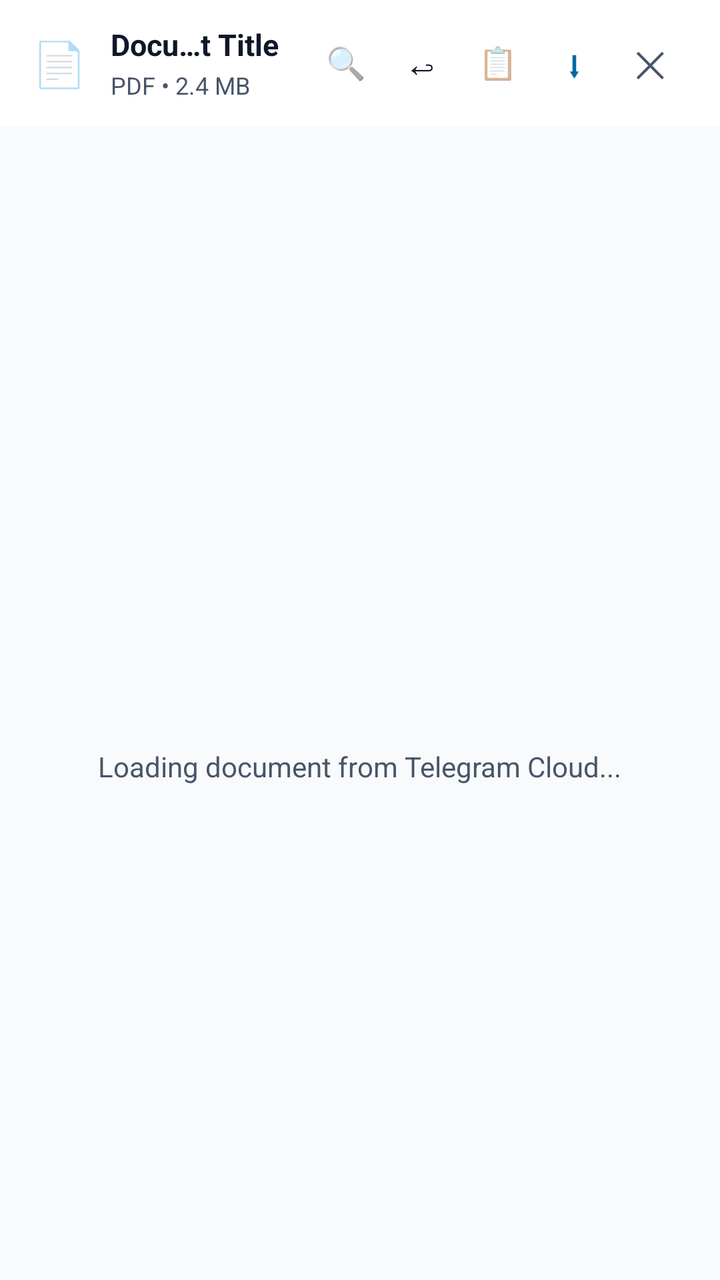
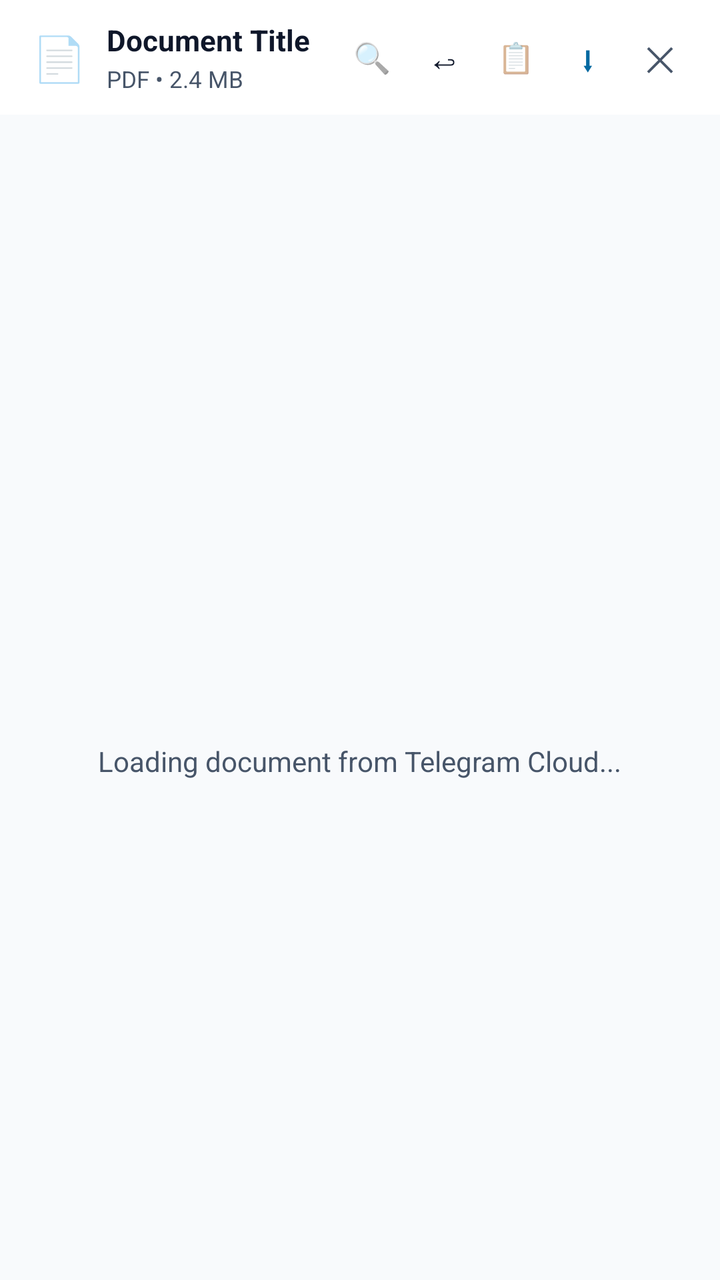

Two renders of the same Android screen: before a commit and after it. Below are the layout's source before the change and the commit's diff.
<!-- AndroidManifest.xml: application theme Theme.CloudVault -->
<!-- res/layout/dialog_document_viewer.xml -->
<?xml version="1.0" encoding="utf-8"?>
<LinearLayout xmlns:android="http://schemas.android.com/apk/res/android"
    xmlns:app="http://schemas.android.com/apk/res-auto"
    android:layout_width="match_parent"
    android:layout_height="match_parent"
    android:orientation="vertical"
    android:background="@color/bg_dark">

    
    <LinearLayout
        android:layout_width="match_parent"
        android:layout_height="wrap_content"
        android:orientation="horizontal"
        android:gravity="center_vertical"
        android:paddingStart="16dp"
        android:paddingEnd="16dp"
        android:paddingTop="12dp"
        android:paddingBottom="12dp"
        android:background="@color/bg_surface">

        <TextView
            android:id="@+id/tvDocIcon"
            android:layout_width="wrap_content"
            android:layout_height="wrap_content"
            android:text="📄"
            android:textSize="22sp" />

        <LinearLayout
            android:layout_width="0dp"
            android:layout_height="wrap_content"
            android:layout_weight="1"
            android:layout_marginStart="12dp"
            android:layout_marginEnd="8dp"
            android:orientation="vertical">

            <TextView
                android:id="@+id/tvDocTitle"
                android:layout_width="match_parent"
                android:layout_height="wrap_content"
                android:text="Document Title"
                android:textColor="@color/text_primary"
                android:textSize="15sp"
                android:textStyle="bold"
                android:maxLines="1"
                android:ellipsize="middle" />

            <TextView
                android:id="@+id/tvDocSubtitle"
                android:layout_width="match_parent"
                android:layout_height="wrap_content"
                android:layout_marginTop="2dp"
                android:text="PDF • 2.4 MB"
                android:textColor="@color/text_secondary"
                android:textSize="12sp" />
        </LinearLayout>

        
        <TextView
            android:id="@+id/btnDocSearch"
            android:layout_width="38dp"
            android:layout_height="38dp"
            android:gravity="center"
            android:text="🔍"
            android:textSize="16sp"
            android:background="?attr/selectableItemBackgroundBorderless" />

        
        <TextView
            android:id="@+id/btnDocWrap"
            android:layout_width="38dp"
            android:layout_height="38dp"
            android:gravity="center"
            android:text="↩"
            android:textColor="@color/text_primary"
            android:textSize="18sp"
            android:background="?attr/selectableItemBackgroundBorderless" />

        
        <TextView
            android:id="@+id/btnDocCopy"
            android:layout_width="38dp"
            android:layout_height="38dp"
            android:gravity="center"
            android:text="📋"
            android:textSize="16sp"
            android:background="?attr/selectableItemBackgroundBorderless" />

        
        <TextView
            android:id="@+id/btnDocDownload"
            android:layout_width="38dp"
            android:layout_height="38dp"
            android:gravity="center"
            android:text="⬇"
            android:textColor="@color/accent_cyan_bright"
            android:textSize="18sp"
            android:background="?attr/selectableItemBackgroundBorderless" />

        
        <TextView
            android:id="@+id/btnDocClose"
            android:layout_width="38dp"
            android:layout_height="38dp"
            android:gravity="center"
            android:text="✕"
            android:textColor="@color/text_secondary"
            android:textSize="18sp"
            android:background="?attr/selectableItemBackgroundBorderless" />
    </LinearLayout>

    
    <LinearLayout
        android:id="@+id/layoutDocSearchBar"
        android:layout_width="match_parent"
        android:layout_height="wrap_content"
        android:orientation="horizontal"
        android:gravity="center_vertical"
        android:paddingStart="16dp"
        android:paddingEnd="16dp"
        android:paddingTop="8dp"
        android:paddingBottom="8dp"
        android:background="@color/bg_surface_elevated"
        android:visibility="gone">

        <EditText
            android:id="@+id/etDocSearchInput"
            android:layout_width="0dp"
            android:layout_height="36dp"
            android:layout_weight="1"
            android:background="@drawable/bg_search"
            android:hint="Search in document..."
            android:textColorHint="@color/text_muted"
            android:textColor="@color/text_primary"
            android:textSize="13sp"
            android:paddingStart="12dp"
            android:paddingEnd="12dp"
            android:singleLine="true"
            android:imeOptions="actionSearch" />

        <TextView
            android:id="@+id/tvDocSearchCount"
            android:layout_width="wrap_content"
            android:layout_height="wrap_content"
            android:layout_marginStart="8dp"
            android:text="0/0"
            android:textColor="@color/text_secondary"
            android:textSize="12sp" />

        <TextView
            android:id="@+id/btnDocSearchPrev"
            android:layout_width="32dp"
            android:layout_height="32dp"
            android:layout_marginStart="4dp"
            android:gravity="center"
            android:text="▲"
            android:textColor="@color/text_primary"
            android:textSize="12sp"
            android:background="?attr/selectableItemBackgroundBorderless" />

        <TextView
            android:id="@+id/btnDocSearchNext"
            android:layout_width="32dp"
            android:layout_height="32dp"
            android:gravity="center"
            android:text="▼"
            android:textColor="@color/text_primary"
            android:textSize="12sp"
            android:background="?attr/selectableItemBackgroundBorderless" />

        <TextView
            android:id="@+id/btnDocSearchClose"
            android:layout_width="32dp"
            android:layout_height="32dp"
            android:gravity="center"
            android:text="✕"
            android:textColor="@color/text_secondary"
            android:textSize="14sp"
            android:background="?attr/selectableItemBackgroundBorderless" />
    </LinearLayout>

    
    <FrameLayout
        android:layout_width="match_parent"
        android:layout_height="0dp"
        android:layout_weight="1">

        
        <FrameLayout
            android:id="@+id/layoutPdfContainer"
            android:layout_width="match_parent"
            android:layout_height="match_parent"
            android:visibility="gone">

            <ScrollView
                android:layout_width="match_parent"
                android:layout_height="match_parent"
                android:fillViewport="true">

                <HorizontalScrollView
                    android:layout_width="match_parent"
                    android:layout_height="wrap_content">

                    <ImageView
                        android:id="@+id/ivPdfPage"
                        android:layout_width="wrap_content"
                        android:layout_height="wrap_content"
                        android:layout_gravity="center"
                        android:adjustViewBounds="true"
                        android:scaleType="fitCenter" />
                </HorizontalScrollView>
            </ScrollView>

            
            <com.google.android.material.card.MaterialCardView
                android:id="@+id/cardPdfNavigation"
                android:layout_width="wrap_content"
                android:layout_height="wrap_content"
                android:layout_gravity="bottom|center_horizontal"
                android:layout_marginBottom="20dp"
                app:cardCornerRadius="20dp"
                app:cardElevation="8dp"
                app:cardBackgroundColor="@color/bg_surface"
                app:strokeColor="@color/card_border"
                app:strokeWidth="1dp">

                <LinearLayout
                    android:layout_width="wrap_content"
                    android:layout_height="wrap_content"
                    android:orientation="horizontal"
                    android:gravity="center_vertical"
                    android:paddingStart="8dp"
                    android:paddingEnd="8dp"
                    android:paddingTop="4dp"
                    android:paddingBottom="4dp">

                    <TextView
                        android:id="@+id/btnPdfPrevPage"
                        android:layout_width="36dp"
                        android:layout_height="36dp"
                        android:gravity="center"
                        android:text="◀"
                        android:textColor="@color/accent_cyan_bright"
                        android:textSize="14sp"
                        android:background="?attr/selectableItemBackgroundBorderless" />

                    <TextView
                        android:id="@+id/tvPdfPageIndicator"
                        android:layout_width="wrap_content"
                        android:layout_height="wrap_content"
                        android:layout_marginStart="8dp"
                        android:layout_marginEnd="8dp"
                        android:text="Page 1 / 1"
                        android:textColor="@color/text_primary"
                        android:textSize="13sp"
                        android:textStyle="bold" />

                    <TextView
                        android:id="@+id/btnPdfNextPage"
                        android:layout_width="36dp"
                        android:layout_height="36dp"
                        android:gravity="center"
                        android:text="▶"
                        android:textColor="@color/accent_cyan_bright"
                        android:textSize="14sp"
                        android:background="?attr/selectableItemBackgroundBorderless" />
                </LinearLayout>
            </com.google.android.material.card.MaterialCardView>
        </FrameLayout>

        
        <ScrollView
            android:id="@+id/layoutCodeContainer"
            android:layout_width="match_parent"
            android:layout_height="match_parent"
            android:fillViewport="true"
            android:visibility="gone">

            <HorizontalScrollView
                android:id="@+id/hsvCode"
                android:layout_width="match_parent"
                android:layout_height="wrap_content">

                <LinearLayout
                    android:layout_width="wrap_content"
                    android:layout_height="wrap_content"
                    android:orientation="horizontal"
                    android:padding="12dp">

                    
                    <TextView
                        android:id="@+id/tvLineNumbers"
                        android:layout_width="wrap_content"
                        android:layout_height="wrap_content"
                        android:layout_marginEnd="12dp"
                        android:fontFamily="monospace"
                        android:gravity="end"
                        android:text="1\n2\n3"
                        android:textColor="@color/text_muted"
                        android:textSize="12sp"
                        android:lineSpacingExtra="4dp" />

                    
                    <TextView
                        android:id="@+id/tvCodeContent"
                        android:layout_width="wrap_content"
                        android:layout_height="wrap_content"
                        android:fontFamily="monospace"
                        android:text=""
                        android:textColor="@color/text_primary"
                        android:textSize="12sp"
                        android:lineSpacingExtra="4dp"
                        android:textIsSelectable="true" />
                </LinearLayout>
            </HorizontalScrollView>
        </ScrollView>

        
        <WebView
            android:id="@+id/wvDocWeb"
            android:layout_width="match_parent"
            android:layout_height="match_parent"
            android:visibility="gone" />

        
        <LinearLayout
            android:id="@+id/layoutDocLoading"
            android:layout_width="match_parent"
            android:layout_height="match_parent"
            android:orientation="vertical"
            android:gravity="center"
            android:padding="32dp">

            <ProgressBar
                android:id="@+id/pbDocLoading"
                android:layout_width="48dp"
                android:layout_height="48dp"
                android:indeterminateTint="@color/accent_cyan" />

            <TextView
                android:id="@+id/tvDocLoadingText"
                android:layout_width="wrap_content"
                android:layout_height="wrap_content"
                android:layout_marginTop="16dp"
                android:text="Loading document from Telegram Cloud..."
                android:textColor="@color/text_secondary"
                android:textSize="14sp" />
        </LinearLayout>
    </FrameLayout>

</LinearLayout>
<!-- resources referenced by this layout -->
<resources>
  <color name="accent_cyan">#0284C7</color>
  <color name="accent_cyan_bright">#0369A1</color>
  <color name="bg_dark">#F8FAFC</color>
  <color name="bg_surface">#FFFFFF</color>
  <color name="bg_surface_elevated">#F1F5F9</color>
  <color name="card_border">#E2E8F0</color>
  <color name="text_muted">#94A3B8</color>
  <color name="text_primary">#0F172A</color>
  <color name="text_secondary">#475569</color>
  <!-- drawable bg_search (drawable) -->
  <?xml version="1.0" encoding="utf-8"?>
  <shape xmlns:android="http://schemas.android.com/apk/res/android"
      android:shape="rectangle">
      <solid android:color="@color/bg_surface_elevated" />
      <corners android:radius="12dp" />
      <stroke android:color="@color/card_border" android:width="1dp" />
  </shape>
  <style name="Theme.CloudVault" parent="Theme.MaterialComponents.DayNight.NoActionBar">
          <item name="colorPrimary">@color/accent_cyan</item>
          <item name="colorPrimaryVariant">@color/accent_blue</item>
          <item name="colorOnPrimary">#FFFFFF</item>
          <item name="colorSecondary">@color/accent_cyan_bright</item>
          <item name="colorSecondaryVariant">@color/accent_cyan</item>
          <item name="colorOnSecondary">#000000</item>
          <item name="android:statusBarColor">@color/bg_dark</item>
          <item name="android:navigationBarColor">@color/bg_dark</item>
          <item name="android:windowBackground">@color/bg_dark</item>
          <item name="android:windowLightStatusBar">true</item>
          <item name="android:windowLightNavigationBar">true</item>
          <item name="alertDialogTheme">@style/Theme.CloudVault.Dialog.Alert</item>
          <item name="materialAlertDialogTheme">@style/Theme.CloudVault.Dialog.Alert</item>
      </style>
  <color name="accent_blue">#0284C7</color>
  <style name="Theme.CloudVault.Dialog.Alert" parent="ThemeOverlay.MaterialComponents.MaterialAlertDialog">
          <item name="android:background">@color/card_bg</item>
          <item name="backgroundTint">@color/card_bg</item>
          <item name="shapeAppearance">@style/ShapeAppearance.CloudVault.Dialog</item>
          <item name="colorPrimary">@color/accent_cyan_bright</item>
          <item name="colorSecondary">@color/accent_cyan</item>
          <item name="colorSurface">@color/card_bg</item>
          <item name="colorOnSurface">@color/text_primary</item>
          <item name="android:textColorPrimary">@color/text_primary</item>
          <item name="android:textColorSecondary">@color/text_secondary</item>
          <item name="buttonBarPositiveButtonStyle">@style/Widget.CloudVault.Dialog.Button.Positive</item>
          <item name="buttonBarNegativeButtonStyle">@style/Widget.CloudVault.Dialog.Button.Negative</item>
          <item name="buttonBarNeutralButtonStyle">@style/Widget.CloudVault.Dialog.Button.Neutral</item>
      </style>
  <color name="card_bg">#FFFFFF</color>
  <style name="ShapeAppearance.CloudVault.Dialog" parent="ShapeAppearance.MaterialComponents.LargeComponent">
          <item name="cornerSize">16dp</item>
      </style>
  <style name="Widget.CloudVault.Dialog.Button.Positive" parent="Widget.MaterialComponents.Button.TextButton.Dialog">
          <item name="android:textColor">@color/accent_cyan_bright</item>
          <item name="android:textStyle">bold</item>
      </style>
  <style name="Widget.CloudVault.Dialog.Button.Negative" parent="Widget.MaterialComponents.Button.TextButton.Dialog">
          <item name="android:textColor">@color/text_secondary</item>
      </style>
  <style name="Widget.CloudVault.Dialog.Button.Neutral" parent="Widget.MaterialComponents.Button.TextButton.Dialog">
          <item name="android:textColor">@color/accent_blue_light</item>
      </style>
  <color name="accent_blue_light">#0369A1</color>
</resources>

<!-- the commit's change to res/layout/dialog_document_viewer.xml (unified diff, before → after) -->
@@ -13,9 +13,9 @@
         android:orientation="horizontal"
         android:gravity="center_vertical"
         android:paddingStart="16dp"
-        android:paddingEnd="16dp"
-        android:paddingTop="12dp"
-        android:paddingBottom="12dp"
+        android:paddingEnd="12dp"
+        android:paddingTop="10dp"
+        android:paddingBottom="10dp"
         android:background="@color/bg_surface">
 
         <TextView
@@ -29,8 +29,8 @@
             android:layout_width="0dp"
             android:layout_height="wrap_content"
             android:layout_weight="1"
-            android:layout_marginStart="12dp"
-            android:layout_marginEnd="8dp"
+            android:layout_marginStart="10dp"
+            android:layout_marginEnd="6dp"
             android:orientation="vertical">
 
             <TextView
@@ -39,7 +39,7 @@
                 android:layout_height="wrap_content"
                 android:text="Document Title"
                 android:textColor="@color/text_primary"
-                android:textSize="15sp"
+                android:textSize="14.5sp"
                 android:textStyle="bold"
                 android:maxLines="1"
                 android:ellipsize="middle" />
@@ -51,60 +51,73 @@
                 android:layout_marginTop="2dp"
                 android:text="PDF • 2.4 MB"
                 android:textColor="@color/text_secondary"
-                android:textSize="12sp" />
+                android:textSize="11.5sp" />
         </LinearLayout>
 
         
         <TextView
+            android:id="@+id/btnDocOrientation"
+            android:layout_width="36dp"
+            android:layout_height="36dp"
+            android:gravity="center"
+            android:text="↔"
+            android:textColor="@color/text_primary"
+            android:textSize="18sp"
+            android:textStyle="bold"
+            android:background="?attr/selectableItemBackgroundBorderless"
+            android:visibility="gone" />
+
+        
+        <TextView
             android:id="@+id/btnDocSearch"
-            android:layout_width="38dp"
-            android:layout_height="38dp"
+            android:layout_width="36dp"
+            android:layout_height="36dp"
             android:gravity="center"
             android:text="🔍"
-            android:textSize="16sp"
+            android:textSize="15sp"
             android:background="?attr/selectableItemBackgroundBorderless" />
 
         
         <TextView
             android:id="@+id/btnDocWrap"
-            android:layout_width="38dp"
-            android:layout_height="38dp"
+            android:layout_width="36dp"
+            android:layout_height="36dp"
             android:gravity="center"
             android:text="↩"
             android:textColor="@color/text_primary"
-            android:textSize="18sp"
+            android:textSize="17sp"
             android:background="?attr/selectableItemBackgroundBorderless" />
 
         
         <TextView
             android:id="@+id/btnDocCopy"
-            android:layout_width="38dp"
-            android:layout_height="38dp"
+            android:layout_width="36dp"
+            android:layout_height="36dp"
             android:gravity="center"
             android:text="📋"
-            android:textSize="16sp"
+            android:textSize="15sp"
             android:background="?attr/selectableItemBackgroundBorderless" />
 
         
         <TextView
             android:id="@+id/btnDocDownload"
-            android:layout_width="38dp"
-            android:layout_height="38dp"
+            android:layout_width="36dp"
+            android:layout_height="36dp"
             android:gravity="center"
             android:text="⬇"
             android:textColor="@color/accent_cyan_bright"
-            android:textSize="18sp"
+            android:textSize="17sp"
             android:background="?attr/selectableItemBackgroundBorderless" />
 
         
         <TextView
             android:id="@+id/btnDocClose"
-            android:layout_width="38dp"
-            android:layout_height="38dp"
+            android:layout_width="36dp"
+            android:layout_height="36dp"
             android:gravity="center"
             android:text="✕"
             android:textColor="@color/text_secondary"
-            android:textSize="18sp"
+            android:textSize="17sp"
             android:background="?attr/selectableItemBackgroundBorderless" />
     </LinearLayout>
 
@@ -191,24 +204,10 @@
             android:layout_height="match_parent"
             android:visibility="gone">
 
-            <ScrollView
+            <androidx.viewpager2.widget.ViewPager2
+                android:id="@+id/vpPdfPages"
                 android:layout_width="match_parent"
-                android:layout_height="match_parent"
-                android:fillViewport="true">
-
-                <HorizontalScrollView
-                    android:layout_width="match_parent"
-                    android:layout_height="wrap_content">
-
-                    <ImageView
-                        android:id="@+id/ivPdfPage"
-                        android:layout_width="wrap_content"
-                        android:layout_height="wrap_content"
-                        android:layout_gravity="center"
-                        android:adjustViewBounds="true"
-                        android:scaleType="fitCenter" />
-                </HorizontalScrollView>
-            </ScrollView>
+                android:layout_height="match_parent" />
 
             
             <com.google.android.material.card.MaterialCardView
@@ -216,9 +215,9 @@
                 android:layout_width="wrap_content"
                 android:layout_height="wrap_content"
                 android:layout_gravity="bottom|center_horizontal"
-                android:layout_marginBottom="20dp"
-                app:cardCornerRadius="20dp"
-                app:cardElevation="8dp"
+                android:layout_marginBottom="24dp"
+                app:cardCornerRadius="22dp"
+                app:cardElevation="10dp"
                 app:cardBackgroundColor="@color/bg_surface"
                 app:strokeColor="@color/card_border"
                 app:strokeWidth="1dp">
@@ -228,11 +227,12 @@
                     android:layout_height="wrap_content"
                     android:orientation="horizontal"
                     android:gravity="center_vertical"
-                    android:paddingStart="8dp"
-                    android:paddingEnd="8dp"
+                    android:paddingStart="6dp"
+                    android:paddingEnd="6dp"
                     android:paddingTop="4dp"
                     android:paddingBottom="4dp">
 
+                    
                     <TextView
                         android:id="@+id/btnPdfPrevPage"
                         android:layout_width="36dp"
@@ -243,17 +243,24 @@
                         android:textSize="14sp"
                         android:background="?attr/selectableItemBackgroundBorderless" />
 
+                    
                     <TextView
                         android:id="@+id/tvPdfPageIndicator"
                         android:layout_width="wrap_content"
                         android:layout_height="wrap_content"
-                        android:layout_marginStart="8dp"
-                        android:layout_marginEnd="8dp"
+                        android:layout_marginStart="6dp"
+                        android:layout_marginEnd="6dp"
                         android:text="Page 1 / 1"
                         android:textColor="@color/text_primary"
                         android:textSize="13sp"
-                        android:textStyle="bold" />
-
+                        android:textStyle="bold"
+                        android:background="?attr/selectableItemBackground"
+                        android:paddingStart="6dp"
+                        android:paddingEnd="6dp"
+                        android:paddingTop="4dp"
+                        android:paddingBottom="4dp" />
+
+                    
                     <TextView
                         android:id="@+id/btnPdfNextPage"
                         android:layout_width="36dp"
@@ -262,6 +269,52 @@
                         android:text="▶"
                         android:textColor="@color/accent_cyan_bright"
                         android:textSize="14sp"
+                        android:background="?attr/selectableItemBackgroundBorderless" />
+
+                    
+                    <View
+                        android:layout_width="1dp"
+                        android:layout_height="20dp"
+                        android:layout_marginStart="4dp"
+                        android:layout_marginEnd="4dp"
+                        android:background="@color/card_border" />
+
+                    
+                    <TextView
+                        android:id="@+id/btnPdfZoomOut"
+                        android:layout_width="36dp"
+                        android:layout_height="36dp"
+                        android:gravity="center"
+                        android:text="−"
+                        android:textColor="@color/text_primary"
+                        android:textSize="18sp"
+                        android:textStyle="bold"
+                        android:background="?attr/selectableItemBackgroundBorderless" />
+
+                    
+                    <TextView
+                        android:id="@+id/btnPdfZoomReset"
+                        android:layout_width="wrap_content"
+                        android:layout_height="36dp"
+                        android:gravity="center"
+                        android:text="100%"
+                        android:textColor="@color/accent_cyan_bright"
+                        android:textSize="11.5sp"
+                        android:textStyle="bold"
+                        android:background="?attr/selectableItemBackgroundBorderless"
+                        android:paddingStart="4dp"
+                        android:paddingEnd="4dp" />
+
+                    
+                    <TextView
+                        android:id="@+id/btnPdfZoomIn"
+                        android:layout_width="36dp"
+                        android:layout_height="36dp"
+                        android:gravity="center"
+                        android:text="+"
+                        android:textColor="@color/text_primary"
+                        android:textSize="18sp"
+                        android:textStyle="bold"
                         android:background="?attr/selectableItemBackgroundBorderless" />
                 </LinearLayout>
             </com.google.android.material.card.MaterialCardView>
